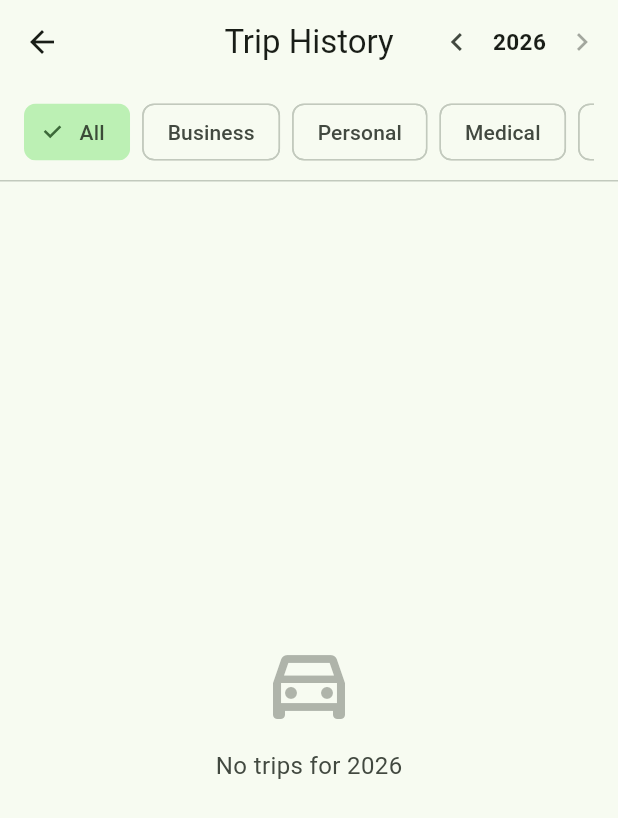
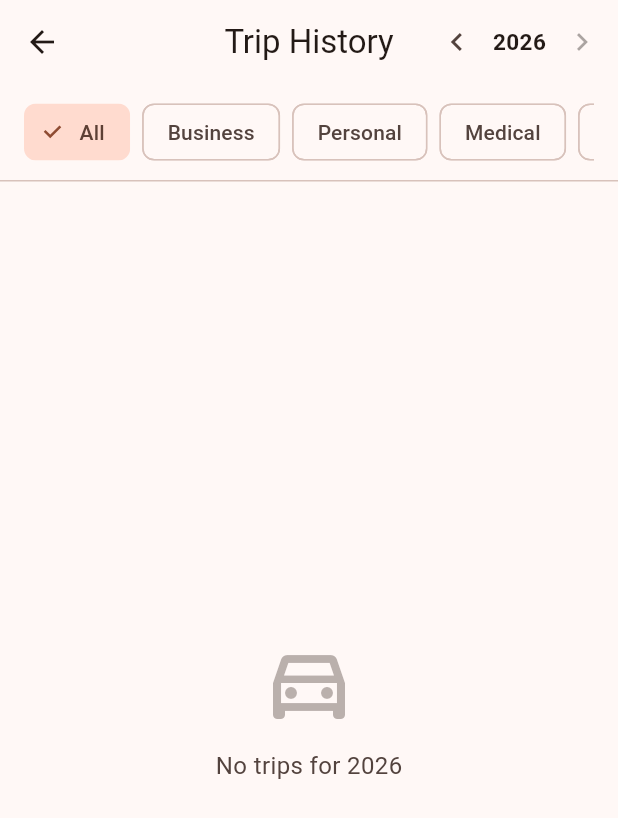
Before and after one commit to jmdesigns8/flutter-beginners-tutorial, a Flutter app: the screen it shows after launch, after a tap on the "history" icon, on a phone screen of 412 x 824 dp. Shown: the top 818 px of the screen. Run offline on Flutter 3.47's test engine with Material 3 defaults, Android fonts, the phone set to English and light mode, and no system bars; our stand-ins replace sqflite; accounts and stored records are empty.

Commit message:
Rebrand app to Strive
Update app name, title, and color scheme (deep orange) to match the Strive brand.

Co-Authored-By: Claude Sonnet 4.6 <noreply@anthropic.com>
Claude-Session: https://claude.ai/code/session_01Jr6bALhcznvWFEHX1sZAjE

```diff
--- a/lib/main.dart
+++ b/lib/main.dart
@@ -7,22 +7,22 @@ void main() {
   runApp(
     ChangeNotifierProvider(
       create: (_) => MileageState()..load(),
-      child: const MileageTrackerApp(),
+      child: const StriveApp(),
     ),
   );
 }
 
-class MileageTrackerApp extends StatelessWidget {
-  const MileageTrackerApp({super.key});
+class StriveApp extends StatelessWidget {
+  const StriveApp({super.key});
 
   @override
   Widget build(BuildContext context) {
     return MaterialApp(
-      title: 'Mileage Tracker',
+      title: 'Strive',
       debugShowCheckedModeBanner: false,
       theme: ThemeData(
         colorScheme: ColorScheme.fromSeed(
-          seedColor: const Color(0xFF1B5E20),
+          seedColor: const Color(0xFFE65100),
         ),
         useMaterial3: true,
         cardTheme: const CardTheme(elevation: 2),
--- a/lib/screens/home_screen.dart
+++ b/lib/screens/home_screen.dart
@@ -17,7 +17,7 @@ class HomeScreen extends StatelessWidget {
 
     return Scaffold(
       appBar: AppBar(
-        title: const Text('Mileage Tracker'),
+        title: const Text('Strive'),
         centerTitle: true,
         actions: [
           IconButton(
--- a/pubspec.yaml
+++ b/pubspec.yaml
@@ -1,5 +1,5 @@
-name: mileage_tracker
-description: Personal mileage tracking app — log trips, view summaries, export records.
+name: strive
+description: Strive — mileage tracking app.
 publish_to: 'none'
 version: 1.0.0+1
 
```
